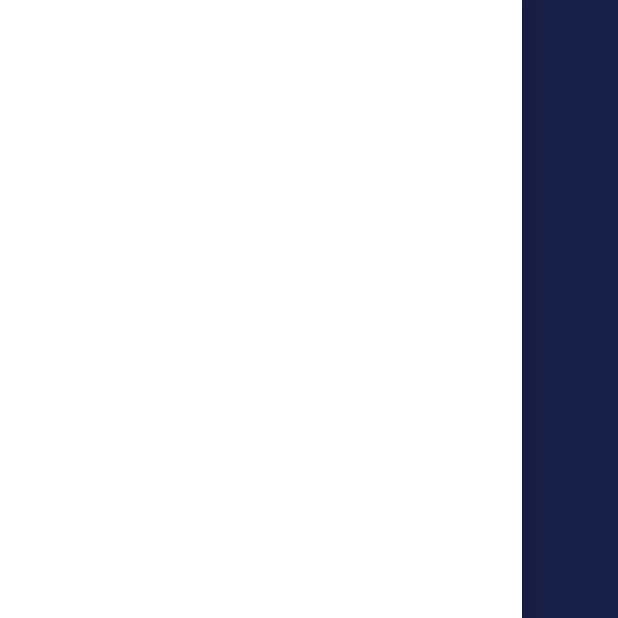
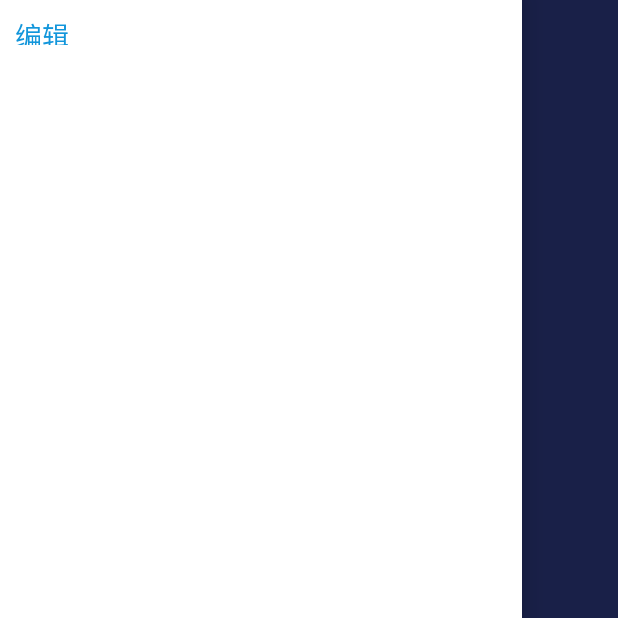
Before and after one commit to Aliezliu/TomorrowWeather, an Android app: the screen it shows after launch (WeatherActivity), with the side drawer open, on a phone screen of 412 x 824 dp, the top half of it. Run offline under Robolectric (Android 15) with nearby library versions, the phone set to English and light mode, and no system bars; libraries missing offline, so code that uses them is left out: com.qiushui.blurredview, com.yalantis.phoenix, org.litepal.crud; plain views replace BlurredView, PullToRefreshView; pictures from the network do not load; 8 statements that could not run were skipped.

```diff
--- a/app/src/main/java/com/example/aliez/tomorrowweather/CountyListFragment.java
+++ b/app/src/main/java/com/example/aliez/tomorrowweather/CountyListFragment.java
@@ -8,7 +8,9 @@ import android.view.LayoutInflater;
 import android.view.View;
 import android.view.ViewGroup;
 import android.widget.AdapterView;
+import android.widget.Button;
 import android.widget.ListView;
+import android.widget.TextView;
 
 import com.example.aliez.tomorrowweather.db.County;
 
@@ -17,6 +19,8 @@ import org.litepal.crud.DataSupport;
 import java.util.ArrayList;
 import java.util.List;
 
+import static com.example.aliez.tomorrowweather.CountyAdapter.flag;
+
 
 /**
  * Created by Aliez on 2017/4/3.
@@ -24,17 +28,60 @@ import java.util.List;
 
 public class CountyListFragment extends Fragment {
     private ListView county_listview;
+    private TextView editButton;
+    private TextView finishButton;
     private County selectedCounty;
-    private CountyAdapter adapter;
+    public static CountyAdapter adapter;
+    private Button countyButton;
+
     private static List<County> countyList = new ArrayList<>();
-    private  static List<String> dataList = new ArrayList<>();
+    public  static List<String> dataList = new ArrayList<>();
+    public List<View> viewlist = new ArrayList<>();
     @Nullable
     @Override
     public View onCreateView(LayoutInflater inflater, @Nullable ViewGroup container, @Nullable Bundle savedInstanceState) {
         View view = inflater.inflate(R.layout.county_list, container, false);
-
         county_listview = (ListView) view.findViewById(R.id.county_listview);
         adapter = new CountyAdapter(getContext(), R.layout.county_item, dataList);
+        editButton = (TextView) view.findViewById(R.id.edit_button);
+        finishButton = (TextView) view.findViewById(R.id.finish_button);
+        viewlist.clear();
+        initCountyList();
+//        for (int i = 0; i < dataList.size(); i++) {
+//            View view1 = adapter.getView(i, null, container);
+//            viewlist.add(view1);
+//        }
+//
+//        for (int i = 0; i < viewlist.size(); i++) {
+//            countyButton = (Button) viewlist.get(i).findViewById(R.id.county_button);
+//            countyButton.setFocusable(false);
+//            countyButton.setVisibility(View.INVISIBLE);
+//            Log.i("done", String.valueOf(countyButton.getTag()));
+//        }
+        editButton.setOnClickListener(new View.OnClickListener() {
+            @Override
+            public void onClick(View v) {
+                editButton.setVisibility(View.INVISIBLE);
+                /*for (int i = 0; i < viewlist.size(); i++) {
+                    //countyButton = (Button)viewlist.get(i).findViewById(R.id.county_button);
+                    countyButton.setFocusable(true);
+                    countyButton.setVisibility(View.VISIBLE);
+
+                    countyButton.setOnClickListener(new View.OnClickListener() {
+                        @Override
+                        public void onClick(View v) {
+                            Toast.makeText(getContext(), "Clicked", Toast.LENGTH_SHORT).show();
+                            dataList.remove(countyButton.getTag());
+                            adapter.notifyDataSetChanged();
+                            county_listview.setSelection(0);
+                        }
+                    });
+                }*/
+                flag = true;
+                finishButton.setVisibility(View.VISIBLE);
+            }
+        });
+
         county_listview.setAdapter(adapter);
         return view;
     }
@@ -43,6 +90,9 @@ public class CountyListFragment extends Fragment {
     @Override
     public void onActivityCreated(Bundle savedInstanceState) {
         super.onActivityCreated(savedInstanceState);
+        editButton.setVisibility(View.VISIBLE);
+        finishButton.setVisibility(View.INVISIBLE);
+
         county_listview.setOnItemClickListener(new AdapterView.OnItemClickListener() {
             @Override
             public void onItemClick(AdapterView<?> parent, View view, int position, long id) {
@@ -52,9 +102,9 @@ public class CountyListFragment extends Fragment {
                 activity.drawerLayout.closeDrawers();
                 activity.mPullToRefreshView.setRefreshing(true);
                 activity.requestWeather(weatherId);
-                }
+            }
         });
-        initCountyList();
+//        initCountyList();
     }
 
     private void initCountyList() {
@@ -74,4 +124,6 @@ public class CountyListFragment extends Fragment {
         county_listview.setSelection(0);
     }
 
+
+
 }
--- a/app/src/main/java/com/example/aliez/tomorrowweather/MainActivity.java
+++ b/app/src/main/java/com/example/aliez/tomorrowweather/MainActivity.java
@@ -63,21 +63,6 @@ public class MainActivity extends AppCompatActivity {
 
     public LocationClient mLocationClient;
 
-    private void showProgressDailog() {
-        if (progressDialog == null) {
-            progressDialog = new ProgressDialog(MainActivity.this);
-            progressDialog.setMessage("正在加载...");
-            progressDialog.setCanceledOnTouchOutside(false);
-        }
-        progressDialog.show();
-    }
-
-    private void closeProgressDialog() {
-        if(progressDialog != null) {
-            progressDialog.dismiss();
-        }
-    }
-
     class ThreadChild extends Thread
     {
         @Override
@@ -87,6 +72,64 @@ public class MainActivity extends AppCompatActivity {
         }
     }
 
+    @Override
+    protected void onCreate(Bundle savedInstanceState) {
+        super.onCreate(savedInstanceState);
+        mLocationClient = new LocationClient(getApplicationContext());
+        mLocationClient.registerLocationListener(new MyLocationListener());
+        setContentView(R.layout.activity_main);
+        LocationButton = (Button) findViewById(R.id.id_location);
+
+        Thread thread = new ThreadChild();
+        thread.start();
+
+
+
+        showProgressDailog();
+
+
+        listView = (ListView)findViewById(R.id.id_search_result);
+        searchNoResult = (LinearLayout)findViewById(R.id.id_search_no_result);
+        tableLayout = (TableLayout)findViewById(R.id.bottom_part);
+        searchView = (SearchView)findViewById(R.id.id_search_view);
+        searchView.setOnQueryTextListener(searchViewRealListener);
+        backward = (Button)findViewById(R.id.backward);
+        cancel = (TextView)findViewById(R.id.cancel);
+
+        InitHotCityButtonList();
+
+        for(final Button b:hotCitybuttonlist) //热点城市点击事件
+            b.setOnClickListener(hotButtonListener);
+
+        backward.setOnClickListener(backwardListener);
+
+        cancel.setOnClickListener(cancelListener);
+
+        cancel.setVisibility(View.INVISIBLE);
+        //searchView.setOnClickListener(searchListener);
+        try {
+            thread.join();
+        } catch (InterruptedException e) {
+            e.printStackTrace();
+        }
+
+        List<String> permissionList = new ArrayList<>();
+        if(ContextCompat.checkSelfPermission(MainActivity.this, Manifest.permission.ACCESS_FINE_LOCATION) != PackageManager.PERMISSION_GRANTED) {
+            permissionList.add(Manifest.permission.ACCESS_FINE_LOCATION);
+        }
+        if(ContextCompat.checkSelfPermission(MainActivity.this, Manifest.permission.READ_PHONE_STATE) != PackageManager.PERMISSION_GRANTED) {
+            permissionList.add(Manifest.permission.READ_PHONE_STATE);
+        }
+        if(ContextCompat.checkSelfPermission(MainActivity.this, Manifest.permission.WRITE_EXTERNAL_STORAGE) != PackageManager.PERMISSION_GRANTED) {
+            permissionList.add(Manifest.permission.WRITE_EXTERNAL_STORAGE);
+        }
+        if(!permissionList.isEmpty()) {
+            String[] permissions = permissionList.toArray(new String[permissionList.size()]);
+            ActivityCompat.requestPermissions(MainActivity.this, permissions, 1);
+        } else {
+            requestLocation();
+        }
+    }
 
 
     private OnQueryTextListener searchViewRealListener = new OnQueryTextListener() {
@@ -158,71 +201,7 @@ public class MainActivity extends AppCompatActivity {
         hotCitybuttonlist.add((Button)findViewById(R.id.id_taibei));
     }
 
-    @Override
-    protected void onCreate(Bundle savedInstanceState) {
-        super.onCreate(savedInstanceState);
 
-//        if (Build.VERSION.SDK_INT >= 21) {
-//            View decorView = getWindow().getDecorView();
-//            decorView.setSystemUiVisibility(View.SYSTEM_UI_FLAG_LAYOUT_FULLSCREEN | View.SYSTEM_UI_FLAG_LAYOUT_STABLE);
-//            getWindow().setStatusBarColor(Color.TRANSPARENT);
-//        }
-
-        mLocationClient = new LocationClient(getApplicationContext());
-        mLocationClient.registerLocationListener(new MyLocationListener());
-        setContentView(R.layout.activity_main);
-        LocationButton = (Button) findViewById(R.id.id_location);
-
-        Thread thread = new ThreadChild();
-        thread.start();
-
-
-
-        showProgressDailog();
-
-
-        listView = (ListView)findViewById(R.id.id_search_result);
-        searchNoResult = (LinearLayout)findViewById(R.id.id_search_no_result);
-        tableLayout = (TableLayout)findViewById(R.id.bottom_part);
-        searchView = (SearchView)findViewById(R.id.id_search_view);
-        searchView.setOnQueryTextListener(searchViewRealListener);
-        backward = (Button)findViewById(R.id.backward);
-        cancel = (TextView)findViewById(R.id.cancel);
-
-        InitHotCityButtonList();
-
-        for(final Button b:hotCitybuttonlist) //热点城市点击事件
-            b.setOnClickListener(hotButtonListener);
-
-        backward.setOnClickListener(backwardListener);
-
-        cancel.setOnClickListener(cancelListener);
-
-        cancel.setVisibility(View.INVISIBLE);
-        //searchView.setOnClickListener(searchListener);
-        try {
-            thread.join();
-        } catch (InterruptedException e) {
-            e.printStackTrace();
-        }
-
-        List<String> permissionList = new ArrayList<>();
-        if(ContextCompat.checkSelfPermission(MainActivity.this, Manifest.permission.ACCESS_FINE_LOCATION) != PackageManager.PERMISSION_GRANTED) {
-            permissionList.add(Manifest.permission.ACCESS_FINE_LOCATION);
-        }
-        if(ContextCompat.checkSelfPermission(MainActivity.this, Manifest.permission.READ_PHONE_STATE) != PackageManager.PERMISSION_GRANTED) {
-            permissionList.add(Manifest.permission.READ_PHONE_STATE);
-        }
-        if(ContextCompat.checkSelfPermission(MainActivity.this, Manifest.permission.WRITE_EXTERNAL_STORAGE) != PackageManager.PERMISSION_GRANTED) {
-            permissionList.add(Manifest.permission.WRITE_EXTERNAL_STORAGE);
-        }
-        if(!permissionList.isEmpty()) {
-            String[] permissions = permissionList.toArray(new String[permissionList.size()]);
-            ActivityCompat.requestPermissions(MainActivity.this, permissions, 1);
-        } else {
-            requestLocation();
-        }
-    }
 
     private void requestLocation() {
         Log.d("mLocationClient Started", "requestLocation: ");
@@ -349,11 +328,11 @@ public class MainActivity extends AppCompatActivity {
     {
         String address = "http://guolin.tech/api/china";
         List<Province> lp = DataSupport.findAll(Province.class);
-        if(lp.size() == 0){
+        if (lp.size() == 0){
             queryFromServer(address,"province",null,null);
             lp = DataSupport.findAll((Province.class));
         }
-        //Log.d("lp.size",String.valueOf(lp.size()));
+        Log.d("lp.size",String.valueOf(lp.size()));
         for(Province p : lp) {
             List<City> lc = DataSupport.where("provinceId = ?", String.valueOf(p.getId())).find(City.class);
             if(lc.size() == 0) {
@@ -371,7 +350,7 @@ public class MainActivity extends AppCompatActivity {
                     temp.setProvince(p);
                     temp.setCity(c);
                     temp.setCounty(county);
-                    hashMap.put(county.getCountyName(),temp);
+                    hashMap.put(county.getCountyName(), temp);
                 }
             }
         }
@@ -379,11 +358,13 @@ public class MainActivity extends AppCompatActivity {
 
     private void queryFromServer(String address ,final String type, final Province p, final City c)
     {
+        showProgressDailog();
         HttpUtil.sendOkHttpRequest(address, new Callback() {
             @Override
             public void onFailure(Call call, IOException e) {
-                if(progressDialog.isShowing()) {closeProgressDialog();}
-                e.printStackTrace();
+                if(progressDialog.isShowing())
+                    closeProgressDialog();
+                //e.printStackTrace();
                 //Toast.makeText(MainActivity.this, "cannot get data from serve", Toast.LENGTH_SHORT).show();
                 //Log.d("get data from","fail");
                 intent = new Intent(MainActivity.this, WeatherActivity.class);
@@ -396,15 +377,30 @@ public class MainActivity extends AppCompatActivity {
             @Override
             public void onResponse(Call call, Response response) throws IOException {
                 String responseText = response.body().string();
-                boolean result = false;
-                if(type.equals("province")){
+                //boolean result = false;
+                if (type.equals("province")) {
                     Utility.handleProvinceResponse(responseText);
-                }else if(type.equals("city")) {
+                } else if (type.equals("city")) {
                     Utility.handleCityResponse(responseText, p.getId());
-                }else if(type.equals("county")) {
+                } else if (type.equals("county")) {
                     Utility.handleCountyResponse(responseText, c.getId());
                 }
             }
         });
     }
+
+    private void showProgressDailog() {
+        if (progressDialog == null) {
+            progressDialog = new ProgressDialog(MainActivity.this);
+            progressDialog.setMessage("正在加载...");
+            progressDialog.setCanceledOnTouchOutside(false);
+        }
+        progressDialog.show();
+    }
+
+    private void closeProgressDialog() {
+        if(progressDialog != null) {
+            progressDialog.dismiss();
+        }
+    }
 }
--- a/app/src/main/java/com/example/aliez/tomorrowweather/ScrollViewListener.java
+++ b/app/src/main/java/com/example/aliez/tomorrowweather/ScrollViewListener.java
@@ -6,4 +6,5 @@ package com.example.aliez.tomorrowweather;
 
 public interface ScrollViewListener {
     void onScrollChanged(ObservableScrollView scrollView, int x, int y, int oldx, int oldy);
+
 }
--- a/app/src/main/java/com/example/aliez/tomorrowweather/db/City.java
+++ b/app/src/main/java/com/example/aliez/tomorrowweather/db/City.java
@@ -9,6 +9,7 @@ public class City extends DataSupport {
     private String cityName;
     private int cityCode;
     private int provinceId;
+
     public int getId() {
         return id;
     }
@@ -19,7 +20,6 @@ public class City extends DataSupport {
     public String getCityName() {
         return cityName;
     }
-
     public void setCityName(String cityName) {
         this.cityName = cityName;
     }
@@ -27,7 +27,6 @@ public class City extends DataSupport {
     public int getCityCode() {
         return cityCode;
     }
-
     public void setCityCode(int cityCode) {
         this.cityCode = cityCode;
     }
@@ -35,7 +34,6 @@ public class City extends DataSupport {
     public int getProvinceId() {
         return provinceId;
     }
-
     public void setProvinceId(int provinceId) {
         this.provinceId = provinceId;
     }
--- a/app/src/main/java/com/example/aliez/tomorrowweather/db/County.java
+++ b/app/src/main/java/com/example/aliez/tomorrowweather/db/County.java
@@ -11,6 +11,8 @@ public class County extends DataSupport {
     private String countyName;
     private String weatherId;
     private int cityId;
+
+
     public int getId() {
         return id;
     }
--- a/app/src/main/res/layout/activity_main.xml
+++ b/app/src/main/res/layout/activity_main.xml
@@ -76,7 +76,7 @@
                     android:drawableLeft="@drawable/location"
                     android:paddingLeft="7dp"
                     android:paddingRight="10dp"
-                    android:textColor="#1296db"
+                    android:textColor="@color/colorSkyBlue"
                     style="@style/style_hot_city_button"
                     android:background="@drawable/selector"/>
 
--- a/app/src/main/res/layout/county_list.xml
+++ b/app/src/main/res/layout/county_list.xml
@@ -4,8 +4,11 @@
     android:orientation="vertical"
     android:layout_width="match_parent"
     android:layout_height="match_parent"
-    android:background="#ffffff"
+    android:background="@color/colorWhite"
     android:fitsSystemWindows="true">
+
+    <include layout="@layout/head_layout"/>
+
     <ListView
         android:id="@+id/county_listview"
         android:layout_width="match_parent"
--- /dev/null
+++ b/app/src/main/res/layout/head_layout.xml
@@ -0,0 +1,30 @@
+<?xml version="1.0" encoding="utf-8"?>
+<RelativeLayout
+    xmlns:android="http://schemas.android.com/apk/res/android"
+    android:layout_width="match_parent"
+    android:id="@+id/headlayout"
+    android:layout_height="40dp">
+
+    <TextView
+        android:id="@+id/edit_button"
+        android:layout_width="wrap_content"
+        android:layout_height="wrap_content"
+        android:textColor="@color/colorSkyBlue"
+        android:layout_centerVertical="true"
+        android:layout_margin="10dp"
+        android:text="编辑"
+        android:textSize="18sp"/>
+
+    <TextView
+        android:id="@+id/finish_button"
+        android:layout_width="wrap_content"
+        android:layout_height="wrap_content"
+        android:textColor="@color/colorSkyBlue"
+        android:layout_centerVertical="true"
+        android:layout_alignParentRight="true"
+        android:layout_margin="10dp"
+        android:text="完成"
+        android:textSize="18sp"/>
+
+
+</RelativeLayout>
--- a/app/src/main/res/layout/now.xml
+++ b/app/src/main/res/layout/now.xml
@@ -12,7 +12,7 @@
         android:textColor="#fff"
         android:layout_alignParentBottom="true"
         android:layout_marginBottom="115dp"
-        android:layout_marginLeft="50dp"
+        android:layout_marginLeft="60dp"
         android:textSize="25sp"/>
 
     <TextView
--- a/app/src/main/res/values/colors.xml
+++ b/app/src/main/res/values/colors.xml
@@ -1,6 +1,7 @@
 <?xml version="1.0" encoding="utf-8"?>
 <resources>
     <color name="colorBlue">#0000FF</color>
+    <color name="colorSkyBlue">#1296db</color>
     <color name="colorPrimary">#3F51B5</color>
     <color name="colorPrimaryDark">#303F9F</color>
     <color name="colorAccent">#FF4081</color>
```
Also changed, not shown: app/src/main/java/com/example/aliez/tomorrowweather/CountyAdapter.java (+20 -3 lines), app/src/main/java/com/example/aliez/tomorrowweather/WeatherActivity.java (+8 -18 lines), app/src/main/res/layout/county_item.xml (+4 -4 lines), app/src/main/res/drawable-xxhdpi/closeblack.png (added), 1 other file.
